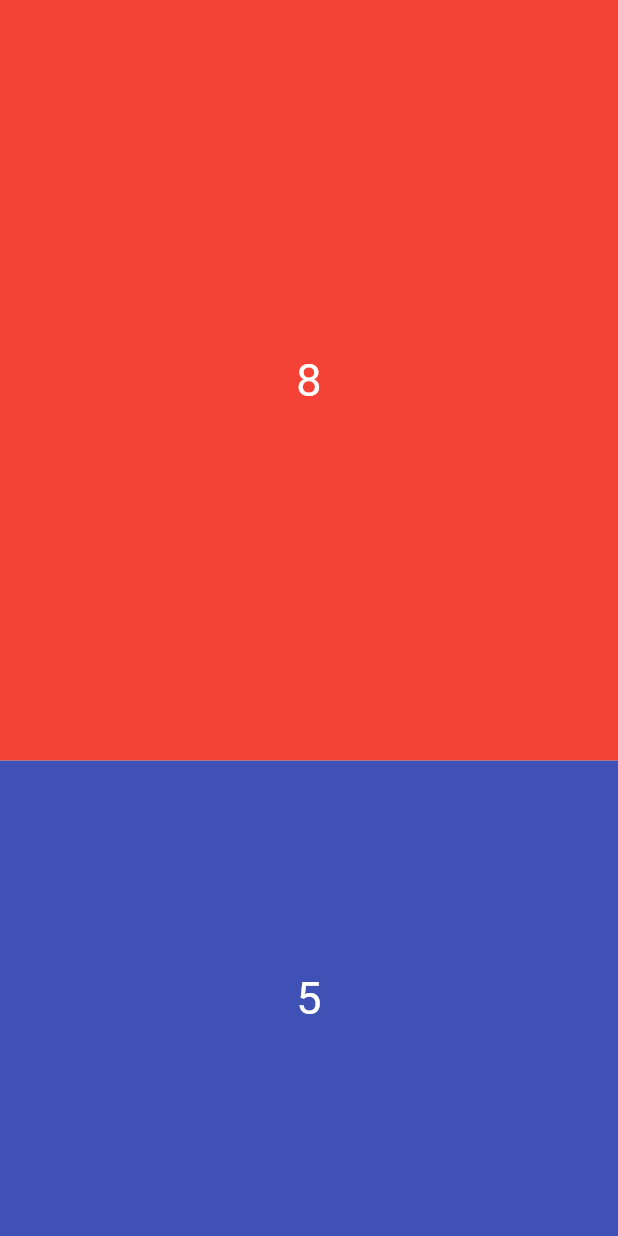
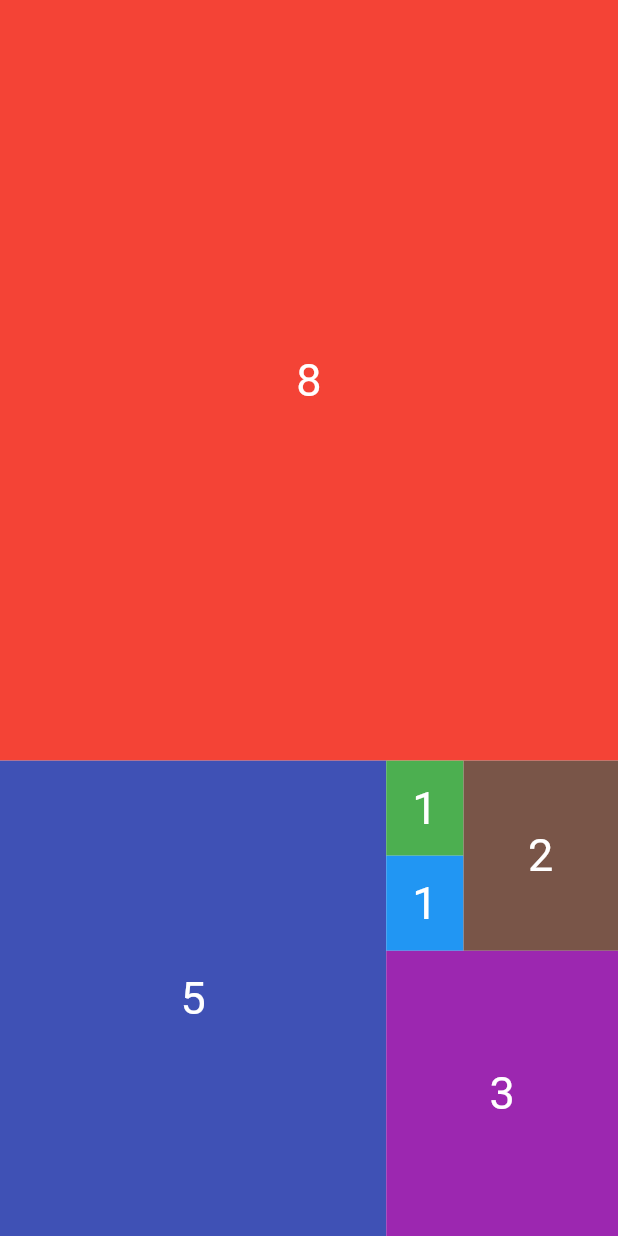
Before and after one commit to Kpvadhiya/Expanded_example, a Flutter app: the screen it shows after launch, on a phone screen of 412 x 824 dp. Run offline on Flutter 3.47's test engine with Material 2 defaults, Android fonts, the phone set to English and light mode, and no system bars.

Commit message:
Final_Output

```diff
--- a/lib/main.dart
+++ b/lib/main.dart
@@ -18,39 +18,83 @@ class Myapp extends StatelessWidget {
     child:Column
       (
       children: [
+        _customContainer(
+          color: Colors.red,
+          number: 8,
+      ),
+      Expanded(
+        flex: 5,
+        child: Row(
+          children:[
+          _customContainer(
+            color: Colors.indigo,
+            number: 5,
+        ),
+            Expanded(
+              flex: 3,
+              child:Column
+                (
+                children:[
+                Expanded(
+                  flex: 2,
+                  child:Row(
+                    children:[
+                Expanded(
+                  flex: 1,
+                    child:Column(
+                      children:[
+                      _customContainer(
+                    color: Colors.green,
+                    number: 1,
+              ),
+                        _customContainer(
+                          color: Colors.blue,
+                          number: 1,
+                        ),
+                    ],
+                    ),
+                ), _customContainer(
+                        color: Colors.brown,
+                        number: 2,
+                      ),
+              ],
+            ),
+                ),
+                  _customContainer(
+                    color: Colors.purple,
+                    number: 3,
+                  ),
+              ],
+              ),
+            ),
+        ],
+        ),
+      ),
+      ],
 
-        Expanded(
-          flex: 8,
+    ),
+  ) ,
+  ),
+    );
+}
+ }
+ Widget _customContainer (
+{
+  required int number,
+  required Color color,
+
+}){
+    return   Expanded(
+      flex: number,
       child: Container(
         constraints: BoxConstraints.expand(),
-            color: Colors.red,
-            child: Center(child: Text('8',style:TextStyle(
+        color: color ,
+        child: Center(child: Text('${number}',style:TextStyle(
             color: Colors.white,
             fontSize: 30
         ),
         )
         ),
       ),
-        ),
-        Expanded(
-          flex: 5,
-          child: Container(
-            constraints: BoxConstraints.expand(),
-            color: Colors.indigo,
-            child: Center(child: Text('5',style:TextStyle(
-                            color: Colors.white,
-                            fontSize: 30
-            ),
-            )
-            ),
-          ),
-        ),
-      ],
-    ),
-
-  ) ,
-  ),
     );
-
  }
-  }
```
Lines whose indentation alone changed are shown as unchanged.
